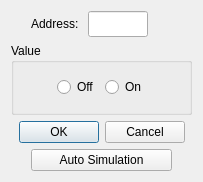
The window that src/dialogs/dialogwritecoilregister.ui (sanny32/OpenModSim) describes before a commit, drawn with Qt 5.
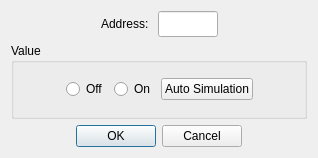
The same window after the commit. Custom widgets are drawn as their Qt base class.

Commit message: Redesign write coil register dialog

What changed in the file:
```diff
--- a/src/dialogs/dialogwritecoilregister.ui
+++ b/src/dialogs/dialogwritecoilregister.ui
@@ -6,8 +6,8 @@
    <rect>
     <x>0</x>
     <y>0</y>
-    <width>203</width>
-    <height>182</height>
+    <width>318</width>
+    <height>158</height>
    </rect>
   </property>
   <property name="windowTitle">
@@ -19,10 +19,7 @@
      <item>
       <spacer name="horizontalSpacer_3">
        <property name="orientation">
-        <enum>Qt::Horizontal</enum>
-       </property>
-       <property name="sizeType">
-        <enum>QSizePolicy::Fixed</enum>
+        <enum>Qt::Orientation::Horizontal</enum>
        </property>
        <property name="sizeHint" stdset="0">
         <size>
@@ -86,14 +83,14 @@
      </property>
      <layout class="QHBoxLayout" name="horizontalLayout_3">
       <item>
-       <spacer name="horizontalSpacer_5">
+       <spacer name="horizontalSpacer">
         <property name="orientation">
-         <enum>Qt::Horizontal</enum>
+         <enum>Qt::Orientation::Horizontal</enum>
         </property>
         <property name="sizeHint" stdset="0">
          <size>
-          <width>40</width>
-          <height>20</height>
+          <width>10</width>
+          <height>0</height>
          </size>
         </property>
        </spacer>
@@ -112,6 +109,13 @@
         </property>
        </widget>
       </item>
+      <item>
+       <widget class="QPushButton" name="pushButtonSimulation">
+        <property name="text">
+         <string>Auto Simulation</string>
+        </property>
+       </widget>
+      </item>
       <item>
        <spacer name="horizontalSpacer_6">
         <property name="orientation">
@@ -119,8 +123,8 @@
         </property>
         <property name="sizeHint" stdset="0">
          <size>
-          <width>40</width>
-          <height>20</height>
+          <width>10</width>
+          <height>0</height>
          </size>
         </property>
        </spacer>
@@ -138,49 +142,6 @@
      </property>
     </widget>
    </item>
-   <item>
-    <layout class="QHBoxLayout" name="horizontalLayout">
-     <item>
-      <spacer name="horizontalSpacer">
-       <property name="orientation">
-        <enum>Qt::Horizontal</enum>
-       </property>
-       <property name="sizeType">
-        <enum>QSizePolicy::Fixed</enum>
-       </property>
-       <property name="sizeHint" stdset="0">
-        <size>
-         <width>20</width>
-         <height>20</height>
-        </size>
-       </property>
-      </spacer>
-     </item>
-     <item>
-      <widget class="QPushButton" name="pushButtonSimulation">
-       <property name="text">
-        <string>Auto Simulation</string>
-       </property>
-      </widget>
-     </item>
-     <item>
-      <spacer name="horizontalSpacer_2">
-       <property name="orientation">
-        <enum>Qt::Horizontal</enum>
-       </property>
-       <property name="sizeType">
-        <enum>QSizePolicy::Fixed</enum>
-       </property>
-       <property name="sizeHint" stdset="0">
-        <size>
-         <width>20</width>
-         <height>20</height>
-        </size>
-       </property>
-      </spacer>
-     </item>
-    </layout>
-   </item>
   </layout>
  </widget>
  <customwidgets>
```
Left out of the diff: 6 changed lines with no effect on the pictures. The commit also changes 1 other file.
